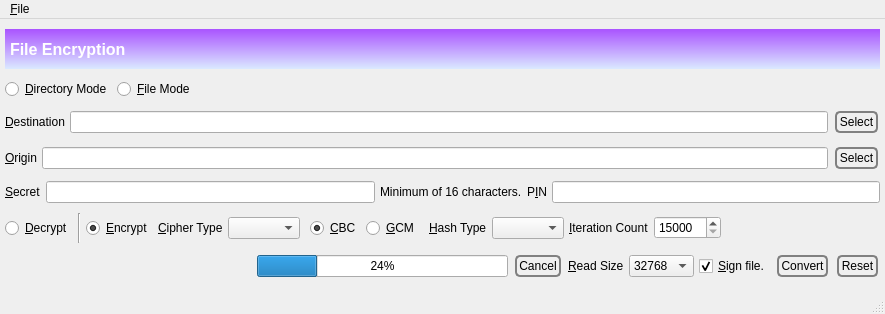
textbrowser/spot-on, file branches/trunk/GoldBug-UI/spot-on-encryptfile.ui: the form before one commit.
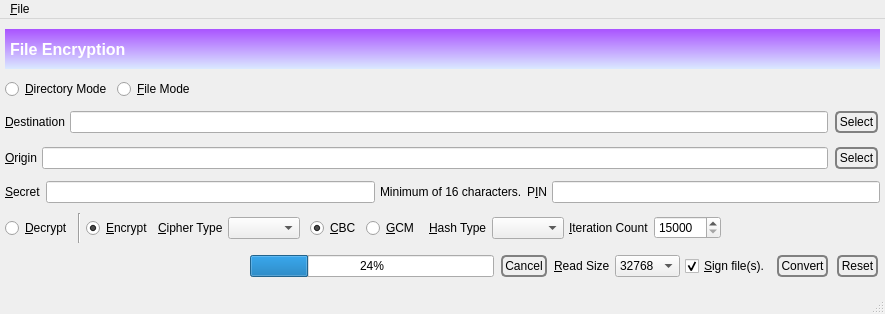
The form after the commit. Icons and pictures are not drawn.

Commit message: Corrected widget text.

```diff
--- a/branches/trunk/GoldBug-UI/spot-on-encryptfile.ui
+++ b/branches/trunk/GoldBug-UI/spot-on-encryptfile.ui
@@ -525,7 +525,7 @@
          </sizepolicy>
         </property>
         <property name="text">
-         <string>&amp;Sign file.</string>
+         <string>&amp;Sign file(s).</string>
         </property>
         <property name="checked">
          <bool>true</bool>
```
Left out of the diff: 22 changed lines with no effect on the pictures. The commit also changes 2 other files.
